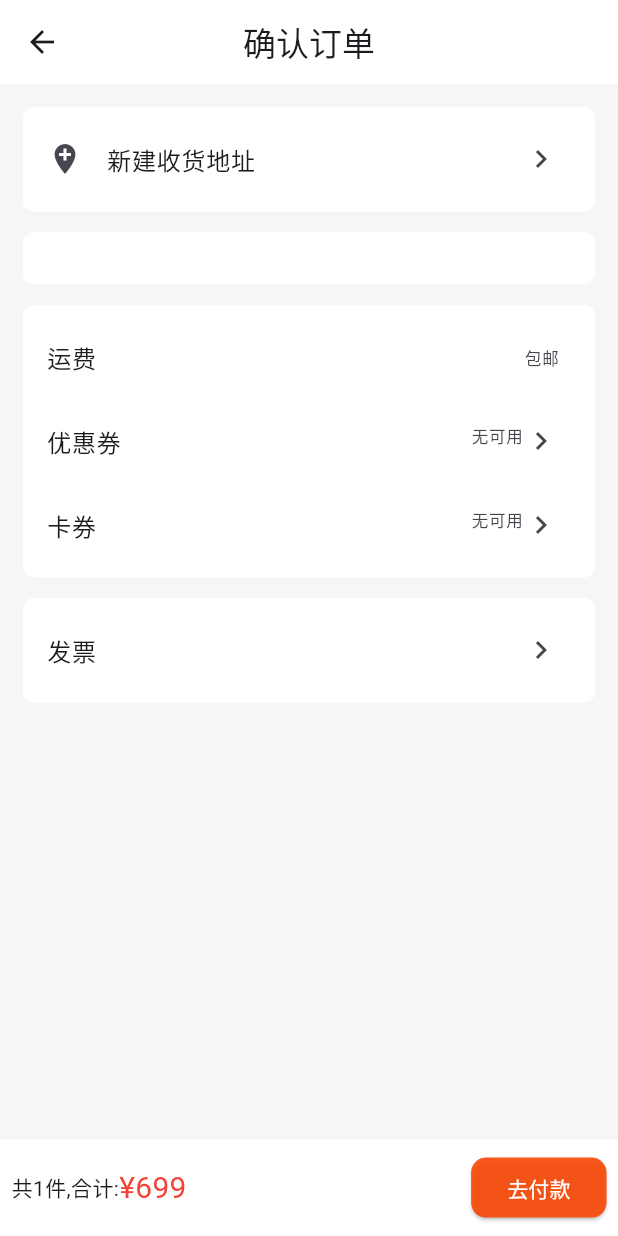
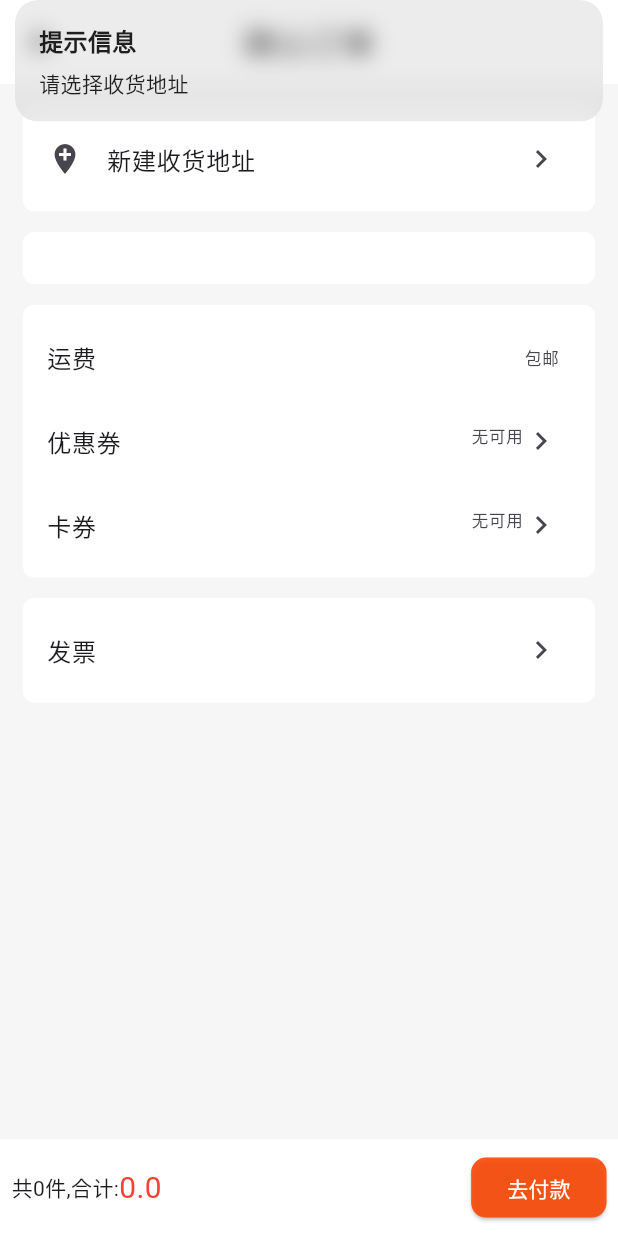
Before and after one commit to ChadwickCheng/Flutter_XiaoMi, a Flutter app: the CheckoutView screen opened by its route, after a tap on "去付款", on a phone screen of 412 x 824 dp. Run offline on Flutter 3.47's test engine with Material 3 defaults, Android fonts, the light colour scheme and no system bars; our stand-ins replace dio, flutter_html, flutter_screenutil, flutter_swiper_view, get and 2 more; missing offline and left inert: city_pickers, dart:ffi; accounts and stored records are empty; network calls fail.

Commit message:
购物车结算

```diff
--- a/lib/app/modules/checkout/controllers/checkout_controller.dart
+++ b/lib/app/modules/checkout/controllers/checkout_controller.dart
@@ -1,18 +1,27 @@
+import 'dart:convert';
+
 import 'package:get/get.dart';
+import '../../../../app/modules/cart/controllers/cart_controller.dart';
+import '../../../../app/services/cartServices.dart';
 
 import '../../../services/storage.dart';
-import '../../../../../app/models/address_model.dart';
+import '../../../../app/models/address_model.dart';
 import '../../../models/user_model.dart';
 import '../../../services/signServices.dart';
 import '../../../services/httpsClient.dart';
 import '../../../services/userServices.dart';
+import '../../cart/controllers/cart_controller.dart';
 
 class CheckoutController extends GetxController {
   RxList checkoutList = [].obs;
   HttpsClient httpsClient = HttpsClient();
-  RxList<AddressItemModel> addressList=<AddressItemModel>[].obs;
+  RxList<AddressItemModel> addressList = <AddressItemModel>[].obs;
+  CartController cartController=Get.find<CartController>();
+  RxDouble allPrice = 0.0.obs;
+  RxInt allNum = 0.obs;
   @override
   void onInit() {
+
     super.onInit();
     getCheckoutData();
     getDefaultAddress();
@@ -26,6 +35,7 @@ class CheckoutController extends GetxController {
   getCheckoutData() async {
     List tempList = await Storage.getData("checkoutList");
     checkoutList.value = tempList;
+    computedAllPrice();
     update();
   }
 
@@ -38,14 +48,64 @@ class CheckoutController extends GetxController {
       ...tempJson,
       "salt": userInfo.salt //私钥
     });
-    var response =
-        await httpsClient.get("api/oneAddressList?uid=${userInfo.sId}&sign=$sign");
-     print(response);
+    var response = await httpsClient
+        .get("api/oneAddressList?uid=${userInfo.sId}&sign=$sign");
+    print(response);
 
-    if(response!=null){
-      var tempAddressList= AddressModel.fromJson(response.data);
-      addressList.value=tempAddressList.result!;
+    if (response != null) {
+      var tempAddressList = AddressModel.fromJson(response.data);
+      addressList.value = tempAddressList.result!;
       update();
     }
   }
+
+  //计算总价
+  computedAllPrice() {
+    double tempAllPrice = 0.0;
+    int tempNum = 0;
+    for (var i = 0; i < checkoutList.length; i++) {
+      tempAllPrice += checkoutList[i]["price"] * checkoutList[i]["count"];
+      tempNum += checkoutList[i]["count"] as int;
+    }
+    allNum.value = tempNum;
+    allPrice.value = tempAllPrice;
+  }
+
+  //去结算
+  doCheckOut() async {
+    if (addressList.isNotEmpty) {
+      List userList = await UserServices.getUserInfo();
+      UserModel userInfo = UserModel.fromJson(userList[0]);
+
+      Map tempJson = {
+        "uid": userInfo.sId,
+        "phone": addressList[0].phone,
+        "address": addressList[0].address,
+        "name": addressList[0].name,
+        "all_price": allPrice.value.toStringAsFixed(1), //注意：保留 1 位小数
+        "products": json.encode(checkoutList),    //需要传入json字符串
+      };
+
+      String sign = SignServices.getSign({
+        ...tempJson,
+        "salt": userInfo.salt //私钥
+      });
+      var response = await httpsClient
+          .post("api/doOrder", data: {...tempJson, "sign": sign});
+      print(response.data);
+      if(response.data["success"]){
+        //删除购物车中选中的商品
+        await CartServices.deleteCheckOutData(checkoutList);
+        //更新购物车数据
+        cartController.getCartListData();
+
+        Get.toNamed("/pay");
+      }else{
+         Get.snackbar("提示信息", response.data["message"]);
+      }
+
+    } else {
+      Get.snackbar("提示信息", "请选择收货地址");
+    }
+  }
 }
--- a/lib/app/modules/checkout/views/checkout_view.dart
+++ b/lib/app/modules/checkout/views/checkout_view.dart
@@ -31,13 +31,17 @@ class CheckoutView extends GetView<CheckoutController> {
                 style: TextStyle(fontWeight: FontWeight.bold),
               ),
               SizedBox(height: ScreenAdapter.height(10)),
-              Text("${value["selectedAttr"]}",),
+              Text(
+                "${value["selectedAttr"]}",
+              ),
               SizedBox(height: ScreenAdapter.height(10)),
               Row(
                 mainAxisAlignment: MainAxisAlignment.spaceBetween,
-                children:  [
-                  Text("￥${value["price"]}", style: TextStyle(color: Colors.red)),
-                  Text("x${value["count"]}", style: TextStyle(color: Colors.black87))
+                children: [
+                  Text("￥${value["price"]}",
+                      style: TextStyle(color: Colors.red)),
+                  Text("x${value["count"]}",
+                      style: TextStyle(color: Colors.black87))
                 ],
               )
             ],
@@ -51,34 +55,41 @@ class CheckoutView extends GetView<CheckoutController> {
     return ListView(
       padding: EdgeInsets.all(ScreenAdapter.width(40)),
       children: [
-        Obx(()=>controller.addressList.isEmpty?Container(
+        Obx(() => controller.addressList.isEmpty
+            ? Container(
                 padding: EdgeInsets.only(
-              top: ScreenAdapter.height(20), bottom: ScreenAdapter.height(20)),
+                    top: ScreenAdapter.height(20),
+                    bottom: ScreenAdapter.height(20)),
                 decoration: BoxDecoration(
                     color: Colors.white,
-              borderRadius: BorderRadius.circular(ScreenAdapter.width(20))),
-          child:  ListTile(
-            onTap: (){
+                    borderRadius:
+                        BorderRadius.circular(ScreenAdapter.width(20))),
+                child: ListTile(
+                  onTap: () {
                     Get.toNamed("/address-add");
                   },
                   leading: const Icon(Icons.add_location),
                   title: const Text("新建收货地址"),
                   trailing: const Icon(Icons.navigate_next),
                 ),
-        ):Container(
+              )
+            : Container(
                 padding: EdgeInsets.only(
-              top: ScreenAdapter.height(20), bottom: ScreenAdapter.height(20)),
+                    top: ScreenAdapter.height(20),
+                    bottom: ScreenAdapter.height(20)),
                 decoration: BoxDecoration(
                     color: Colors.white,
-              borderRadius: BorderRadius.circular(ScreenAdapter.width(20))),
+                    borderRadius:
+                        BorderRadius.circular(ScreenAdapter.width(20))),
                 child: ListTile(
-            onTap: (){
+                  onTap: () {
                     Get.toNamed("/address-list");
                   },
                   title: Column(
                     crossAxisAlignment: CrossAxisAlignment.start,
                     children: [
-                Text("${controller.addressList[0].name} ${controller.addressList[0].phone}"),
+                      Text(
+                          "${controller.addressList[0].name} ${controller.addressList[0].phone}"),
                       SizedBox(
                         height: ScreenAdapter.height(10),
                       ),
@@ -87,9 +98,7 @@ class CheckoutView extends GetView<CheckoutController> {
                   ),
                   trailing: Icon(Icons.navigate_next),
                 ),
-        ))
-
-        ,
+              )),
         SizedBox(
           height: ScreenAdapter.height(40),
         ),
@@ -101,11 +110,9 @@ class CheckoutView extends GetView<CheckoutController> {
               borderRadius: BorderRadius.circular(ScreenAdapter.width(20))),
           child: Obx(() => controller.checkoutList.isNotEmpty
               ? Column(
-                  children:
-                  controller.checkoutList.map((value){
-                      return  _checkoutItem(value);
-                  }).toList()
-                )
+                  children: controller.checkoutList.map((value) {
+                  return _checkoutItem(value);
+                }).toList())
               : Text("")),
         ),
         SizedBox(
@@ -178,11 +185,11 @@ class CheckoutView extends GetView<CheckoutController> {
               Row(
                 children: [
                   SizedBox(width: ScreenAdapter.width(20)),
-                  const Text("共1件,合计:"),
-                  Text("¥699",
+                  Obx(() => Text("共${controller.allNum.value}件,合计:")),
+                  Obx(() => Text("${controller.allPrice.value}",
                       style: TextStyle(
                           fontSize: ScreenAdapter.fontSize(58),
-                          color: Colors.red)),
+                          color: Colors.red))),
                   SizedBox(width: ScreenAdapter.width(20)),
                 ],
               ),
@@ -196,9 +203,7 @@ class CheckoutView extends GetView<CheckoutController> {
                           RoundedRectangleBorder(
                               borderRadius: BorderRadius.circular(10)))),
                   onPressed: () {
-                    // //判断用户有没有登录
-
-                    // Get.toNamed("/checkout");
+                    controller.doCheckOut();
                   },
                   child: const Text("去付款"))
             ],
--- a/lib/app/services/cartServices.dart
+++ b/lib/app/services/cartServices.dart
@@ -95,9 +95,8 @@ class CartServices {
   }
 
   static void setCartList(cartListData) async {
-      await Storage.setData("cartList", cartListData);
+    await Storage.setData("cartList", cartListData);
   }
-
 
   // 获取选中的CartList数据
   static getCheckedCartData() async {
@@ -114,8 +113,58 @@ class CartServices {
       return [];
     }
   }
+
   //清空购物车
   static clearCartData() async {
     await Storage.clear('cartList');
   }
+
+  //结算后删除购物车中要结算的商品
+  static deleteCheckOutData(checkOutList) async {
+    List? cartListData = await Storage.getData("cartList");
+    if (cartListData != null) {
+      var tempList = [];
+      for (var i = 0; i < cartListData.length; i++) {
+        if (!hasCheckOutData(checkOutList, cartListData[i])) {
+          tempList.add(cartListData[i]);
+        }
+      }
+      //保存数据到购物车
+      setCartList(tempList);
+    }
+  }
+
+  static hasCheckOutData(checkOutList, cartItem) {
+    for (var i = 0; i < checkOutList.length; i++) {
+      if (checkOutList[i]["_id"] == cartItem["_id"] &&
+          checkOutList[i]["selectedAttr"] == cartItem["selectedAttr"]) {
+        return true;
+      }
+    }
+    return false;
+  }
+
+  /*
+  static deleteCheckOutData(){
+      List cartList=["1","2","3","4"];
+      var tempList=[];
+      for (var i = 0; i < cartList.length; i++) {
+          if(!hasCheckOutData(cartList[i])){
+            tempList.add(cartList[i]);
+          }
+      }
+      print(tempList);       //[1, 4]
+  }
+
+  static hasCheckOutData(cartItem){
+    List checkOutList=["2","3"];
+    for (var i = 0; i < checkOutList.length; i++) {
+        if(checkOutList[i]==cartItem){
+          return true;
+        }
+    }
+    return false;
+  }
+ */
+
 }
```
Also changed, not shown: lib/app/modules/cart/controllers/cart_controller.dart (+22 -0 lines), lib/app/modules/cart/views/cart_view.dart (+4 -6 lines). Lines whose indentation alone changed are shown as unchanged.
